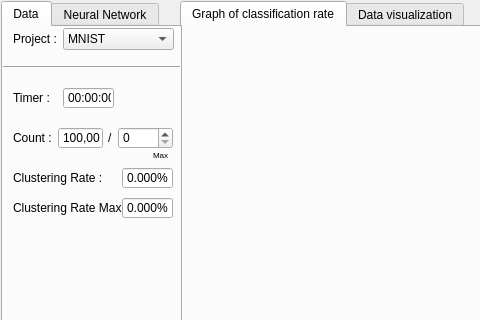
Before: the Qt Designer form Example/GUI/mainwindow.ui in MatthieuHernandez/NeuralNetworkTest, drawn with Qt 5; both pictures show x 0 to 480 and y 0 to 320 of the 851 by 500 pixel window.
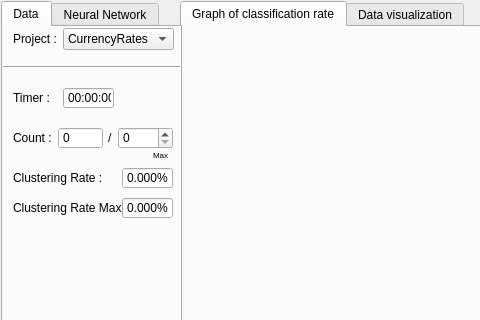
After: the same form once the commit is applied. The open tabs and pages were chosen to show the change. Icons and pictures are not drawn. Custom widgets are drawn as their Qt base class.

```diff
--- a/Example/GUI/mainwindow.ui
+++ b/Example/GUI/mainwindow.ui
@@ -228,7 +228,7 @@
      </rect>
     </property>
     <property name="currentIndex">
-     <number>1</number>
+     <number>0</number>
     </property>
     <property name="tabBarAutoHide">
      <bool>false</bool>
@@ -272,21 +272,29 @@
         <height>22</height>
        </rect>
       </property>
-      <item>
-       <property name="text">
-        <string>MNIST</string>
-       </property>
-      </item>
+      <property name="currentIndex">
+       <number>3</number>
+      </property>
       <item>
        <property name="text">
         <string>Iris</string>
        </property>
       </item>
+      <item>
+       <property name="text">
+        <string>MNIST</string>
+       </property>
+      </item>
       <item>
        <property name="text">
         <string>ParisTrees</string>
        </property>
       </item>
+      <item>
+       <property name="text">
+        <string>CurrencyRates</string>
+       </property>
+      </item>
      </widget>
      <widget class="QLabel" name="label_7">
       <property name="geometry">
@@ -364,7 +372,7 @@
        <number>999999</number>
       </property>
       <property name="value">
-       <number>963789</number>
+       <number>0</number>
       </property>
      </widget>
      <widget class="QSpinBox" name="spinBoxTrainingRating">
```
